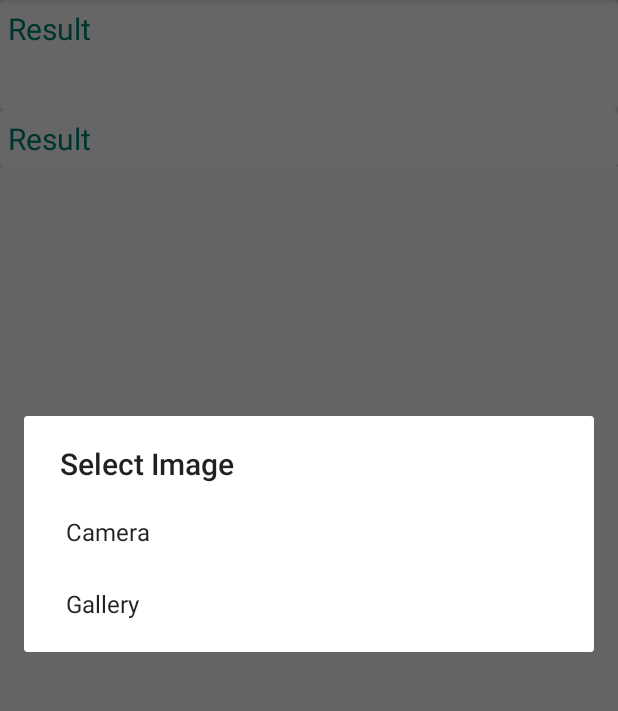
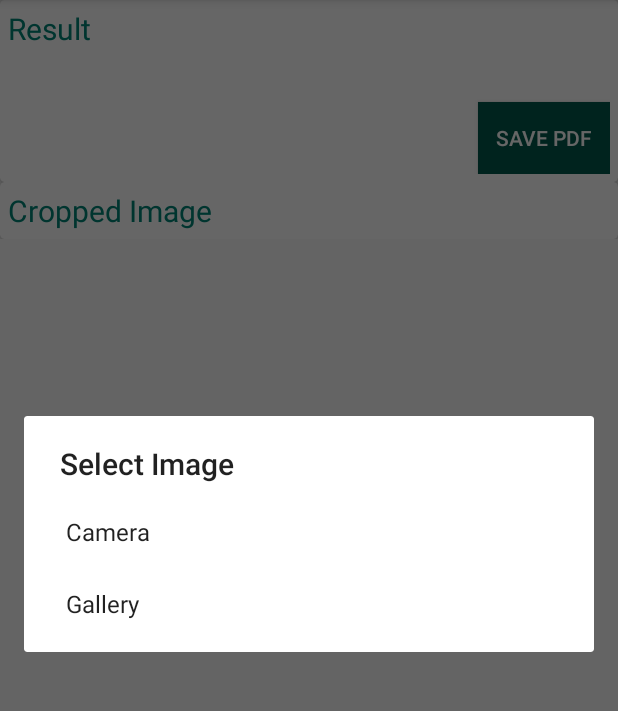
Before and after one commit to shubhamkhatri/Pikachu3.0, an Android app: the MainActivity screen opened directly, with no data from a screen before it, after a tap on "Add Image", on a phone screen of 412 x 824 dp, the part 84-795 px from its top. Run offline under Robolectric (Android 15) with nearby library versions, the phone set to English and light mode, and no system bars; libraries missing offline, so code that uses them is left out: com.google.android.gms, com.itextpdf.text, com.theartofdev.edmodo.

Commit message:
updated again

```diff
--- a/app/build.gradle
+++ b/app/build.gradle
@@ -29,5 +29,5 @@ dependencies {
     androidTestImplementation 'androidx.test.espresso:espresso-core:3.2.0'
     api 'com.theartofdev.edmodo:android-image-cropper:2.8.+'
     implementation 'com.google.android.gms:play-services-vision:11.8.0'
-
+    implementation 'com.itextpdf:itextg:5.5.10'
 }
--- a/app/src/main/AndroidManifest.xml
+++ b/app/src/main/AndroidManifest.xml
@@ -7,9 +7,9 @@
 
     <application
         android:allowBackup="true"
-        android:icon="@mipmap/ic_launcher"
+        android:icon="@mipmap/heart_icon"
         android:label="@string/app_name"
-        android:roundIcon="@mipmap/ic_launcher_round"
+        android:roundIcon="@mipmap/heart_icon_round"
         android:supportsRtl="true"
         android:theme="@style/AppTheme">
         <activity android:name=".firstActivity">
--- a/app/src/main/res/layout/activity_main.xml
+++ b/app/src/main/res/layout/activity_main.xml
@@ -52,6 +52,17 @@
                         android:layout_width="match_parent"
                         android:layout_height="wrap_content"/>
 
+                    <Button
+                        android:id="@+id/saveBtn"
+                        android:text="Save PDF"
+                        android:background="@color/colorPrimaryDark"
+                        android:gravity="center"
+                        android:drawablePadding="5dp"
+                        style="@style/Base.Widget.AppCompat.Button.Colored"
+                        android:layout_gravity="end"
+                        android:layout_width="wrap_content"
+                        android:layout_height="wrap_content" />
+
 
                 </LinearLayout>
 
@@ -70,7 +81,7 @@
                     android:orientation="vertical"
                     android:padding="5dp">
                     <TextView
-                        android:text="Result"
+                        android:text="Cropped Image"
                         android:layout_width="match_parent"
                         android:layout_height="wrap_content"
                         android:textSize="20sp"
--- /dev/null
+++ b/app/src/main/res/values/heart_icon_background.xml
@@ -0,0 +1,4 @@
+<?xml version="1.0" encoding="utf-8"?>
+<resources>
+    <color name="heart_icon_background">#FFFFFF</color>
+</resources>
```
Also changed, not shown: app/src/main/java/com/example/android/pikachu/MainActivity.java (+91 -3 lines).
